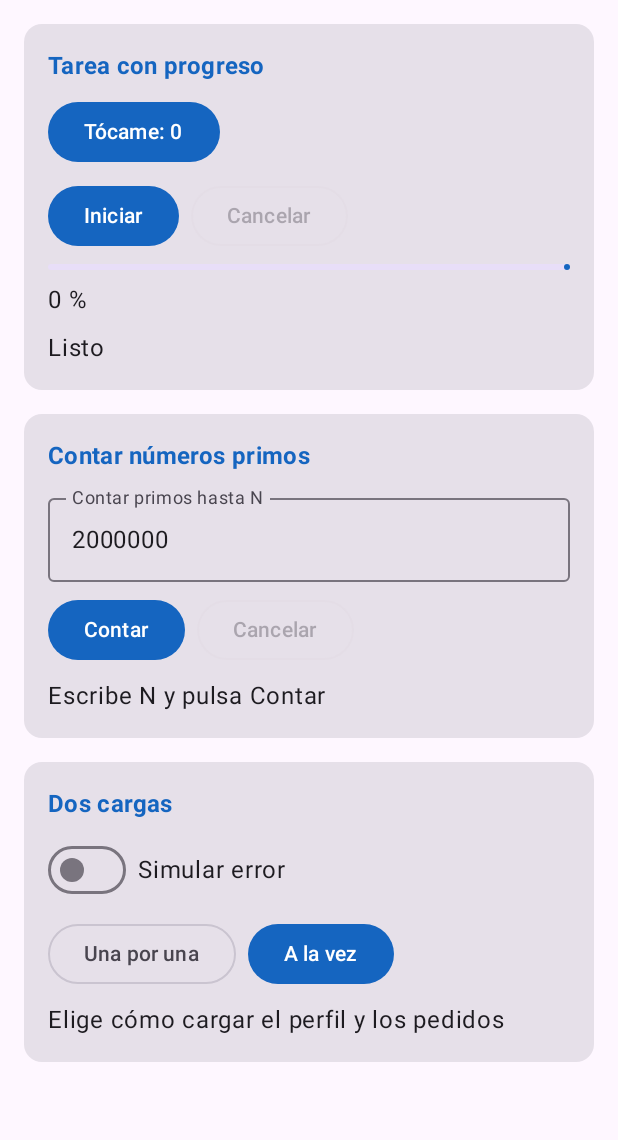
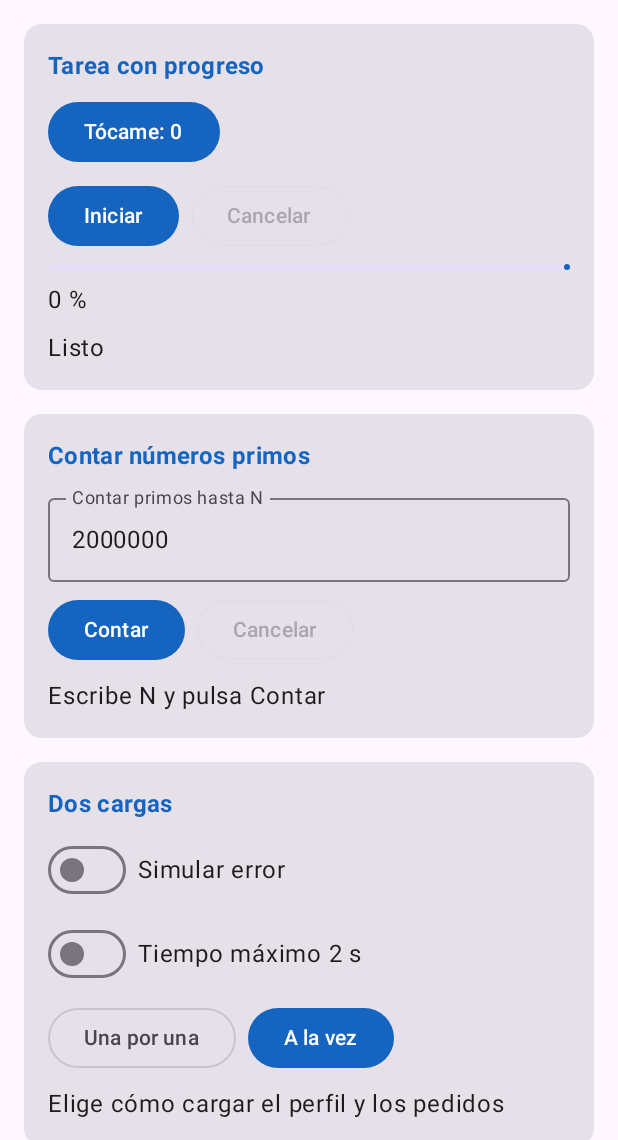
Before and after one commit to kiaraalburqueque-stack/Lab14-CentroTareas, an Android app built with Jetpack Compose: the screen it shows after launch (MainActivity), on a phone screen of 412 x 824 dp, the part 96-1236 px from its top. Run offline under Robolectric (Android 15) with nearby library versions, the phone set to English and light mode, and no system bars.

Commit message:
feat(ia): agrega tiempo maximo con withTimeout en las cargas

```diff
--- a/app/src/main/java/com/alburquequearzapalo/centrotareas/ui/PantallaTareas.kt
+++ b/app/src/main/java/com/alburquequearzapalo/centrotareas/ui/PantallaTareas.kt
@@ -53,6 +53,7 @@ fun PantallaTareas(vm: TareasViewModel) {
     val primos by vm.primos.collectAsState()
     val carga by vm.carga.collectAsState()
     val simularError by vm.simularError.collectAsState()
+    val limiteTiempo by vm.limiteTiempo.collectAsState()
     // Ajusta este valor si en tu emulador tarda menos de 2 s o más de 5 s
     var textoN by rememberSaveable { mutableStateOf("2000000") }
     // Prueba de vida: si este contador deja de sumar, la pantalla está congelada
@@ -149,6 +150,16 @@ fun PantallaTareas(vm: TareasViewModel) {
                     )
                     Text("Simular error")
                 }
+                Row(
+                    verticalAlignment = Alignment.CenterVertically,
+                    horizontalArrangement = Arrangement.spacedBy(8.dp)
+                ) {
+                    Switch(
+                        checked = limiteTiempo,
+                        onCheckedChange = { vm.cambiarLimiteTiempo(it) }
+                    )
+                    Text("Tiempo máximo 2 s")
+                }
                 Row(horizontalArrangement = Arrangement.spacedBy(8.dp)) {
                     OutlinedButton(
                         onClick = { vm.cargarUnaPorUna() },
```
Also changed, not shown: app/src/main/java/com/alburquequearzapalo/centrotareas/viewmodel/TareasViewModel.kt (+43 -27 lines).
